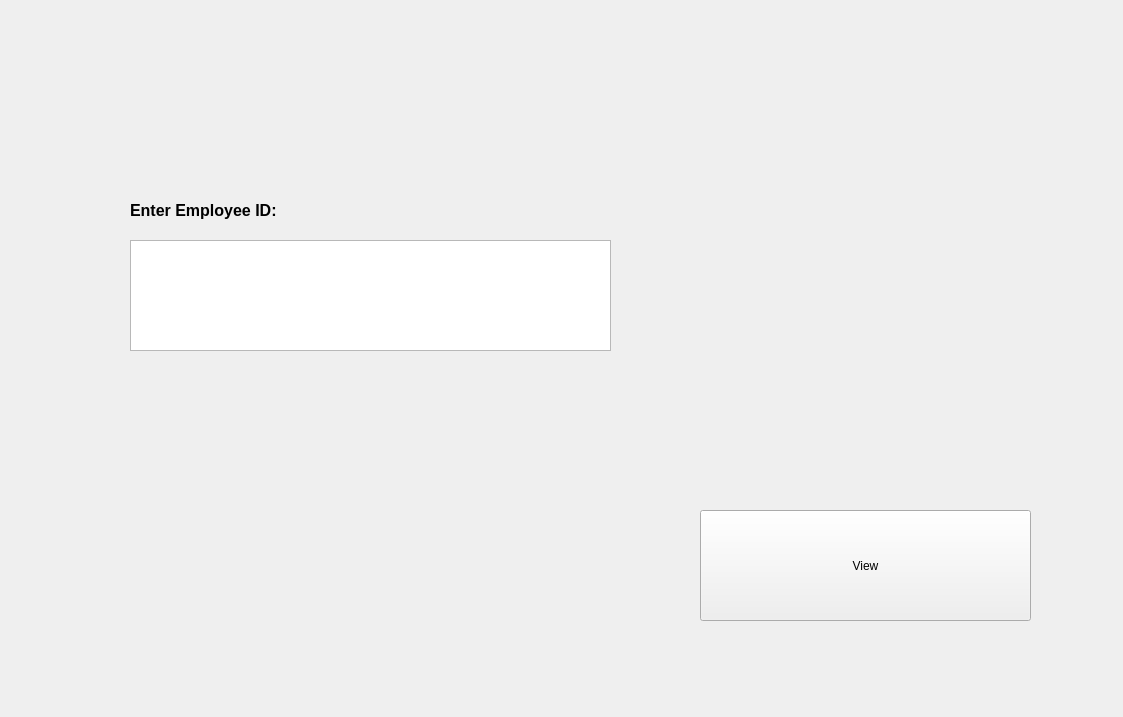
The window that Maintendance/empattbysupdialogbox.ui (markhan101/Maintendance) describes before a commit, drawn with Qt 5.
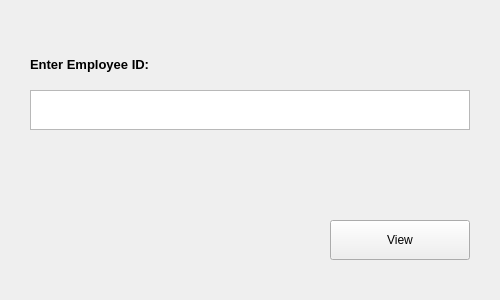
The same window after the commit.

```diff
--- a/Maintendance/empattbysupdialogbox.ui
+++ b/Maintendance/empattbysupdialogbox.ui
@@ -6,8 +6,8 @@
    <rect>
     <x>0</x>
     <y>0</y>
-    <width>1123</width>
-    <height>717</height>
+    <width>500</width>
+    <height>300</height>
    </rect>
   </property>
   <property name="windowTitle">
@@ -16,33 +16,33 @@
   <widget class="QLabel" name="enterEmpIDLabel">
    <property name="geometry">
     <rect>
-     <x>130</x>
-     <y>170</y>
-     <width>201</width>
-     <height>81</height>
+     <x>30</x>
+     <y>50</y>
+     <width>161</width>
+     <height>30</height>
     </rect>
    </property>
    <property name="text">
-    <string>&lt;html&gt;&lt;head/&gt;&lt;body&gt;&lt;p&gt;&lt;span style=&quot; font-size:12pt; font-weight:700;&quot;&gt;Enter Employee ID:&lt;/span&gt;&lt;/p&gt;&lt;/body&gt;&lt;/html&gt;</string>
+    <string>&lt;html&gt;&lt;head/&gt;&lt;body&gt;&lt;p&gt;&lt;span style=&quot; font-size:10pt; font-weight:700;&quot;&gt;Enter Employee ID:&lt;/span&gt;&lt;/p&gt;&lt;/body&gt;&lt;/html&gt;</string>
    </property>
   </widget>
   <widget class="QTextEdit" name="EmpIDTextEdit">
    <property name="geometry">
     <rect>
-     <x>130</x>
-     <y>240</y>
-     <width>481</width>
-     <height>111</height>
+     <x>30</x>
+     <y>90</y>
+     <width>440</width>
+     <height>40</height>
     </rect>
    </property>
   </widget>
   <widget class="QPushButton" name="pushButton">
    <property name="geometry">
     <rect>
-     <x>700</x>
-     <y>510</y>
-     <width>331</width>
-     <height>111</height>
+     <x>330</x>
+     <y>220</y>
+     <width>140</width>
+     <height>40</height>
     </rect>
    </property>
    <property name="text">
```
Left out of the diff: 4 changed lines with no effect on the pictures.
